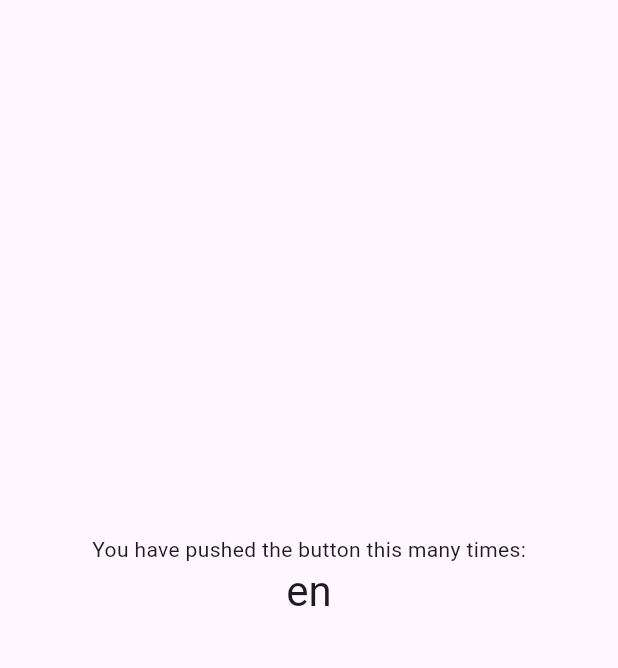
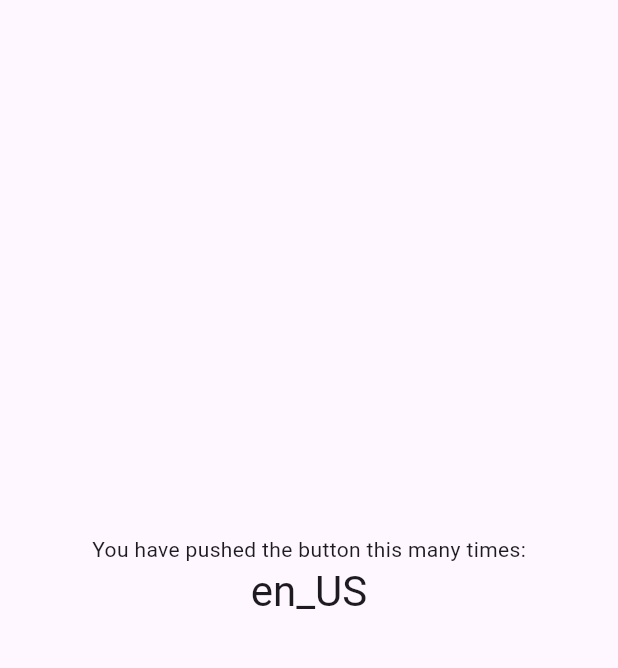
Before and after one commit to Creative-Media-Group/mylocalization, a Flutter app: the screen it shows after launch, on a phone screen of 412 x 824 dp, the part 84-752 px from its top. Run offline on Flutter 3.47's test engine with Material 3 defaults, Android fonts, the phone set to English and light mode, and no system bars.

```diff
--- a/lib/mylocalization.dart
+++ b/lib/mylocalization.dart
@@ -5,9 +5,9 @@ import 'dart:ui';
 class MyLocalization {
   String getDeviceLocale() {
     Locale locale = PlatformDispatcher.instance.locale;
-    String languageCode = locale.languageCode;
-    // String countryCode = locale.countryCode.toString();
+    String languageCode = locale.languageCode.toString();
+    String countryCode = locale.countryCode.toString();
 
-    return languageCode; //countryCode.isNotEmpty ? '$languageCode-$countryCode' : languageCode;
+    return '${languageCode}_$countryCode'; //countryCode.isNotEmpty ? '$languageCode-$countryCode' : languageCode;
   }
 }
```
